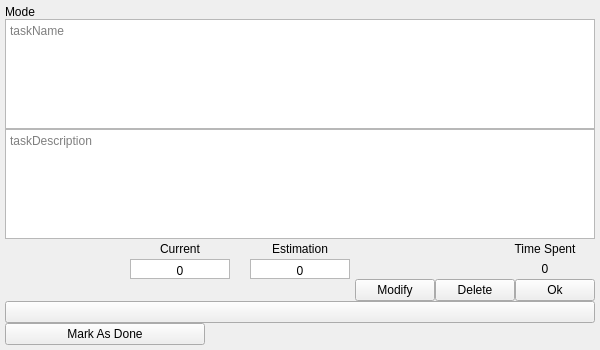
The window that PomoPeak/taskQT.ui (TheVipek/PomoPeak) describes before a commit, drawn with Qt 5.
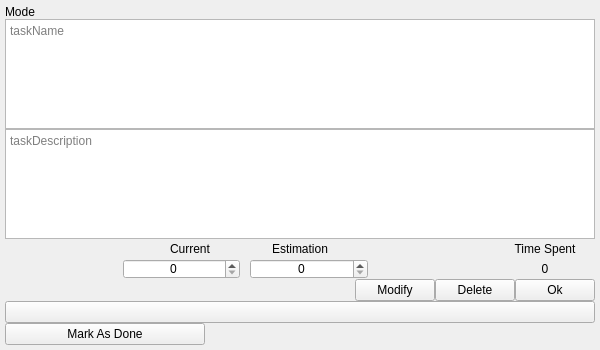
The same window after the commit.

Commit message: taskQT current/estimation from QTextEdit to QSpinBox

```diff
--- a/PomoPeak/taskQT.ui
+++ b/PomoPeak/taskQT.ui
@@ -129,9 +129,9 @@
        </widget>
       </item>
       <item>
-       <layout class="QHBoxLayout" name="horizontalLayout_3" stretch="0,0,0,0,0">
+       <layout class="QHBoxLayout" name="horizontalLayout_3" stretch="1,1,1,1,1">
         <property name="spacing">
-         <number>20</number>
+         <number>10</number>
         </property>
         <property name="leftMargin">
          <number>0</number>
@@ -258,9 +258,9 @@
        </layout>
       </item>
       <item>
-       <layout class="QHBoxLayout" name="horizontalLayout" stretch="0,0,0,0,0">
+       <layout class="QHBoxLayout" name="horizontalLayout" stretch="1,1,1,1,1">
         <property name="spacing">
-         <number>20</number>
+         <number>10</number>
         </property>
         <property name="leftMargin">
          <number>0</number>
@@ -288,9 +288,9 @@
          </spacer>
         </item>
         <item>
-         <widget class="QTextEdit" name="taskCurrent">
+         <widget class="QSpinBox" name="currentSpinBox">
           <property name="sizePolicy">
-           <sizepolicy hsizetype="Expanding" vsizetype="Expanding">
+           <sizepolicy hsizetype="Preferred" vsizetype="Fixed">
             <horstretch>0</horstretch>
             <verstretch>0</verstretch>
            </sizepolicy>
@@ -303,45 +303,23 @@
           </property>
           <property name="maximumSize">
            <size>
-            <width>100</width>
-            <height>40</height>
+            <width>200</width>
+            <height>100</height>
            </size>
           </property>
-          <property name="layoutDirection">
-           <enum>Qt::LeftToRight</enum>
-          </property>
-          <property name="frameShape">
-           <enum>QFrame::StyledPanel</enum>
-          </property>
-          <property name="verticalScrollBarPolicy">
-           <enum>Qt::ScrollBarAlwaysOff</enum>
-          </property>
-          <property name="horizontalScrollBarPolicy">
-           <enum>Qt::ScrollBarAlwaysOff</enum>
-          </property>
-          <property name="tabChangesFocus">
-           <bool>false</bool>
-          </property>
-          <property name="lineWrapMode">
-           <enum>QTextEdit::WidgetWidth</enum>
-          </property>
-          <property name="html">
-           <string>&lt;!DOCTYPE HTML PUBLIC &quot;-//W3C//DTD HTML 4.0//EN&quot; &quot;http://www.w3.org/TR/REC-html40/strict.dtd&quot;&gt;
-&lt;html&gt;&lt;head&gt;&lt;meta name=&quot;qrichtext&quot; content=&quot;1&quot; /&gt;&lt;meta charset=&quot;utf-8&quot; /&gt;&lt;style type=&quot;text/css&quot;&gt;
-p, li { white-space: pre-wrap; }
-hr { height: 1px; border-width: 0; }
-li.unchecked::marker { content: &quot;\2610&quot;; }
-li.checked::marker { content: &quot;\2612&quot;; }
-&lt;/style&gt;&lt;/head&gt;&lt;body style=&quot; font-family:'Segoe UI'; font-size:9pt; font-weight:400; font-style:normal;&quot;&gt;
-&lt;p align=&quot;center&quot; style=&quot; margin-top:0px; margin-bottom:0px; margin-left:0px; margin-right:0px; -qt-block-indent:0; text-indent:0px;&quot;&gt;0&lt;/p&gt;&lt;/body&gt;&lt;/html&gt;</string>
-          </property>
-          <property name="placeholderText">
-           <string>0</string>
+          <property name="alignment">
+           <set>Qt::AlignCenter</set>
           </property>
          </widget>
         </item>
         <item>
-         <widget class="QTextEdit" name="taskEstimate">
+         <widget class="QSpinBox" name="estimationSpinBox">
+          <property name="sizePolicy">
+           <sizepolicy hsizetype="Preferred" vsizetype="Fixed">
+            <horstretch>0</horstretch>
+            <verstretch>0</verstretch>
+           </sizepolicy>
+          </property>
           <property name="minimumSize">
            <size>
             <width>50</width>
@@ -350,28 +328,12 @@
           </property>
           <property name="maximumSize">
            <size>
-            <width>100</width>
-            <height>40</height>
+            <width>200</width>
+            <height>100</height>
            </size>
           </property>
-          <property name="verticalScrollBarPolicy">
-           <enum>Qt::ScrollBarAlwaysOff</enum>
-          </property>
-          <property name="horizontalScrollBarPolicy">
-           <enum>Qt::ScrollBarAlwaysOff</enum>
-          </property>
-          <property name="html">
-           <string>&lt;!DOCTYPE HTML PUBLIC &quot;-//W3C//DTD HTML 4.0//EN&quot; &quot;http://www.w3.org/TR/REC-html40/strict.dtd&quot;&gt;
-&lt;html&gt;&lt;head&gt;&lt;meta name=&quot;qrichtext&quot; content=&quot;1&quot; /&gt;&lt;meta charset=&quot;utf-8&quot; /&gt;&lt;style type=&quot;text/css&quot;&gt;
-p, li { white-space: pre-wrap; }
-hr { height: 1px; border-width: 0; }
-li.unchecked::marker { content: &quot;\2610&quot;; }
-li.checked::marker { content: &quot;\2612&quot;; }
-&lt;/style&gt;&lt;/head&gt;&lt;body style=&quot; font-family:'Segoe UI'; font-size:9pt; font-weight:400; font-style:normal;&quot;&gt;
-&lt;p align=&quot;center&quot; style=&quot; margin-top:0px; margin-bottom:0px; margin-left:0px; margin-right:0px; -qt-block-indent:0; text-indent:0px;&quot;&gt;0&lt;/p&gt;&lt;/body&gt;&lt;/html&gt;</string>
-          </property>
-          <property name="placeholderText">
-           <string>0</string>
+          <property name="alignment">
+           <set>Qt::AlignCenter</set>
           </property>
          </widget>
         </item>
```
The commit also changes 1 other file.
